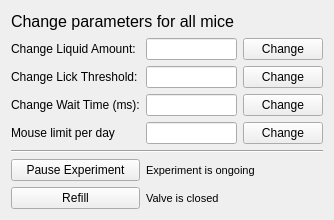
This is Python/gui/expwin.ui in yagarwal123/autonomouse as Qt 5 draws it before an edit. The edited form follows.
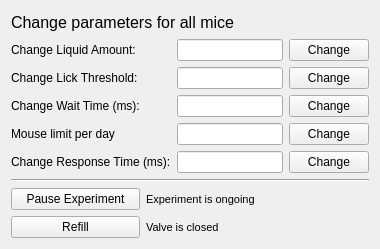
This is the edited form.

Commit message: update response time

```diff
--- a/Python/gui/expwin.ui
+++ b/Python/gui/expwin.ui
@@ -6,15 +6,15 @@
    <rect>
     <x>0</x>
     <y>0</y>
-    <width>334</width>
-    <height>220</height>
+    <width>380</width>
+    <height>249</height>
    </rect>
   </property>
   <property name="windowTitle">
    <string>Form</string>
   </property>
   <layout class="QGridLayout" name="gridLayout">
-   <item row="0" column="0" colspan="2">
+   <item row="0" column="0" colspan="3">
     <widget class="QLabel" name="label_blah">
      <property name="font">
       <font>
@@ -33,10 +33,10 @@
      </property>
     </widget>
    </item>
-   <item row="1" column="1">
-    <widget class="QLineEdit" name="liquidLineEdit"/>
-   </item>
    <item row="1" column="2">
+    <widget class="QLineEdit" name="liquidLineEdit"/>
+   </item>
+   <item row="1" column="3">
     <widget class="QPushButton" name="changeliquidButton">
      <property name="text">
       <string>Change</string>
@@ -50,10 +50,10 @@
      </property>
     </widget>
    </item>
-   <item row="2" column="1">
-    <widget class="QLineEdit" name="lickLineEdit"/>
-   </item>
    <item row="2" column="2">
+    <widget class="QLineEdit" name="lickLineEdit"/>
+   </item>
+   <item row="2" column="3">
     <widget class="QPushButton" name="changelickButton">
      <property name="text">
       <string>Change</string>
@@ -67,10 +67,10 @@
      </property>
     </widget>
    </item>
-   <item row="3" column="1">
-    <widget class="QLineEdit" name="waittimeLineEdit"/>
-   </item>
    <item row="3" column="2">
+    <widget class="QLineEdit" name="waittimeLineEdit"/>
+   </item>
+   <item row="3" column="3">
     <widget class="QPushButton" name="changewaittimeButton">
      <property name="text">
       <string>Change</string>
@@ -84,38 +84,48 @@
      </property>
     </widget>
    </item>
-   <item row="4" column="1">
-    <widget class="QLineEdit" name="mouseLimLineEdit"/>
-   </item>
    <item row="4" column="2">
+    <widget class="QLineEdit" name="mouseLimLineEdit"/>
+   </item>
+   <item row="4" column="3">
     <widget class="QPushButton" name="changeMouseLimButton">
      <property name="text">
       <string>Change</string>
      </property>
     </widget>
    </item>
-   <item row="5" column="0" colspan="3">
+   <item row="5" column="0" colspan="2">
+    <widget class="QLabel" name="label_5">
+     <property name="text">
+      <string>Change Response Time (ms):</string>
+     </property>
+    </widget>
+   </item>
+   <item row="5" column="2">
+    <widget class="QLineEdit" name="mouseRespLineEdit"/>
+   </item>
+   <item row="5" column="3">
+    <widget class="QPushButton" name="changeMouseRespButton">
+     <property name="text">
+      <string>Change</string>
+     </property>
+    </widget>
+   </item>
+   <item row="6" column="0" colspan="4">
     <widget class="Line" name="line">
      <property name="orientation">
       <enum>Qt::Horizontal</enum>
      </property>
     </widget>
    </item>
-   <item row="6" column="0">
+   <item row="7" column="0">
     <widget class="QPushButton" name="pauseButton">
      <property name="text">
       <string>Pause Experiment</string>
      </property>
     </widget>
    </item>
-   <item row="7" column="0">
-    <widget class="QPushButton" name="refillButton">
-     <property name="text">
-      <string>Refill</string>
-     </property>
-    </widget>
-   </item>
-   <item row="6" column="1" colspan="2">
+   <item row="7" column="1" colspan="2">
     <widget class="QLabel" name="pauseLabel">
      <property name="font">
       <font>
@@ -127,7 +137,14 @@
      </property>
     </widget>
    </item>
-   <item row="7" column="1" colspan="2">
+   <item row="8" column="0">
+    <widget class="QPushButton" name="refillButton">
+     <property name="text">
+      <string>Refill</string>
+     </property>
+    </widget>
+   </item>
+   <item row="8" column="1" colspan="2">
     <widget class="QLabel" name="refillLabel">
      <property name="font">
       <font>
```
The commit also changes 12 other files.
